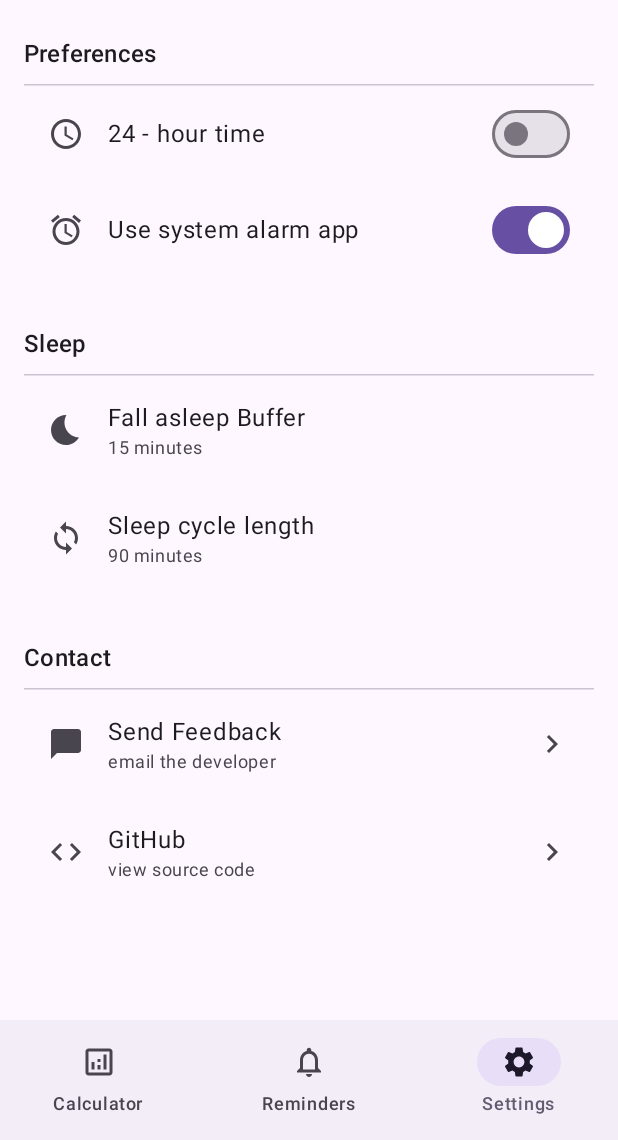
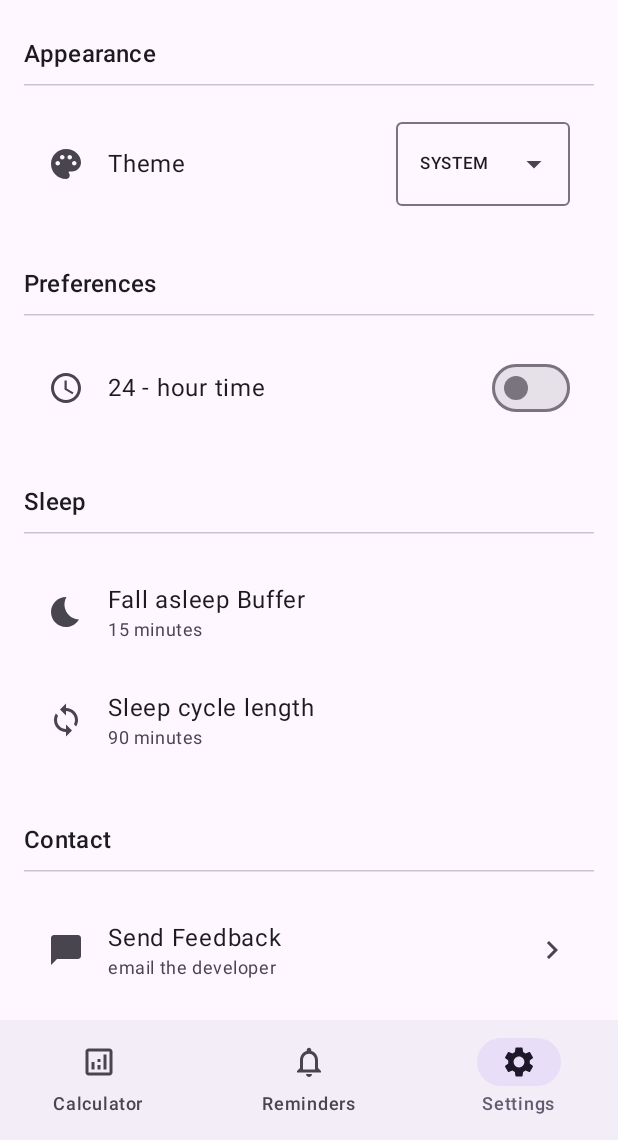
Before and after one commit to Collabroth/drowse, an Android app built with Jetpack Compose: the screen it shows after launch (MainActivity), item 3 of the bottom bar chosen, on a phone screen of 412 x 824 dp, the part 96-1236 px from its top. Run offline under Robolectric (Android 15) with nearby library versions, the phone set to English and light mode, and no system bars; our stand-ins replace Dagger/Hilt's generated code, Room's generated code.

Commit message:
add drop down option for picking theme in settings screen

```diff
--- a/app/build.gradle.kts
+++ b/app/build.gradle.kts
@@ -22,7 +22,7 @@ android {
     }
 
     ksp {
-            arg("room.schemaLocation", "$projectDir/schemas")
+        arg("room.schemaLocation", "$projectDir/schemas")
     }
 
     buildTypes {
--- a/app/src/main/java/com/codebroth/drowse/core/data/local/UserPreferencesRepository.kt
+++ b/app/src/main/java/com/codebroth/drowse/core/data/local/UserPreferencesRepository.kt
@@ -25,24 +25,11 @@ import androidx.datastore.preferences.core.booleanPreferencesKey
 import androidx.datastore.preferences.core.edit
 import androidx.datastore.preferences.core.emptyPreferences
 import androidx.datastore.preferences.core.intPreferencesKey
+import com.codebroth.drowse.core.domain.model.ThemePreference
+import com.codebroth.drowse.core.domain.model.UserPreferences
 import kotlinx.coroutines.flow.Flow
 import kotlinx.coroutines.flow.catch
 import kotlinx.coroutines.flow.map
-
-/**
- * Data class representing user preferences.
- *
- * @property is24HourFormat Whether to use 24-hour time format.
- * @property useAlarmClockApi Whether to use the Alarm Clock API.
- * @property fallAsleepBuffer The buffer time in minutes before sleep.
- * @property sleepCycleLengthMinutes The length of a sleep cycle in minutes.
- */
-data class UserPreferences(
-    val is24HourFormat: Boolean = false,
-    val useAlarmClockApi: Boolean = false,
-    val fallAsleepBuffer: Int = 15,
-    val sleepCycleLengthMinutes: Int = 90,
-)
 
 /**
  * Repository for managing user preferences using DataStore.
@@ -50,7 +37,6 @@ data class UserPreferences(
 class UserPreferencesRepository(
     private val dataStore: DataStore<Preferences>
 ) {
-
     val userPreferencesFlow: Flow<UserPreferences> = dataStore.data
         .catch {
             if (it is IOException) {
@@ -66,8 +52,20 @@ class UserPreferencesRepository(
                 useAlarmClockApi = preferences[USE_ALARM_CLOCK_API] != false,
                 fallAsleepBuffer = preferences[FALL_ASLEEP_BUFFER] ?: 15,
                 sleepCycleLengthMinutes = preferences[SLEEP_CYCLE_LENGTH_MINUTES] ?: 90,
+                themePreference = preferences[THEME_PREFERENCE] ?: ThemePreference.SYSTEM.ordinal
             )
         }
+
+    /**
+     * Sets the user's preferred theme preference.
+     * @param themePreference The user's preferred theme.
+     * 0 for system default, 1 for light theme, 2 for dark theme.
+     */
+    suspend fun setThemePreference(themePreference: Int) {
+        dataStore.edit { preferences ->
+            preferences[THEME_PREFERENCE] = themePreference
+        }
+    }
 
     suspend fun set24HourFormat(enabled: Boolean) {
         dataStore.edit { preferences ->
@@ -94,6 +92,7 @@ class UserPreferencesRepository(
     }
 
     private companion object {
+        val THEME_PREFERENCE = intPreferencesKey("theme_preference")
         val IS_24_HOUR_FORMAT = booleanPreferencesKey("is_24_hour_format")
         val USE_ALARM_CLOCK_API = booleanPreferencesKey("use_alarm_clock_api")
         val FALL_ASLEEP_BUFFER = intPreferencesKey("fall_asleep_buffer")
--- /dev/null
+++ b/app/src/main/java/com/codebroth/drowse/core/domain/model/ThemePreference.kt
@@ -0,0 +1,38 @@
+/*
+ *
+ *    Copyright 2025 Jayman Rana
+ *
+ *    Licensed under the Apache License, Version 2.0 (the "License");
+ *    you may not use this file except in compliance with the License.
+ *    You may obtain a copy of the License at
+ *
+ *        http://www.apache.org/licenses/LICENSE-2.0
+ *
+ *    Unless required by applicable law or agreed to in writing, software
+ *    distributed under the License is distributed on an "AS IS" BASIS,
+ *    WITHOUT WARRANTIES OR CONDITIONS OF ANY KIND, either express or implied.
+ *    See the License for the specific language governing permissions and
+ *    limitations under the License.
+ */
+
+package com.codebroth.drowse.core.domain.model
+
+/**
+ * Enum class representing the user's theme preference.
+ */
+enum class ThemePreference(val value: Int) {
+    /**
+     * System default theme.
+     */
+    SYSTEM(0),
+
+    /**
+     * Light theme.
+     */
+    LIGHT(1),
+
+    /**
+     * Dark theme.
+     */
+    DARK(2),
+}
--- /dev/null
+++ b/app/src/main/java/com/codebroth/drowse/core/domain/model/UserPreferences.kt
@@ -0,0 +1,44 @@
+/*
+ *
+ *    Copyright 2025 Jayman Rana
+ *
+ *    Licensed under the Apache License, Version 2.0 (the "License");
+ *    you may not use this file except in compliance with the License.
+ *    You may obtain a copy of the License at
+ *
+ *        http://www.apache.org/licenses/LICENSE-2.0
+ *
+ *    Unless required by applicable law or agreed to in writing, software
+ *    distributed under the License is distributed on an "AS IS" BASIS,
+ *    WITHOUT WARRANTIES OR CONDITIONS OF ANY KIND, either express or implied.
+ *    See the License for the specific language governing permissions and
+ *    limitations under the License.
+ */
+
+package com.codebroth.drowse.core.domain.model
+
+/**
+ * Data class representing user preferences.
+ *
+ * @property is24HourFormat Whether to use 24-hour time format.
+ * @property useAlarmClockApi Whether to use the Alarm Clock API.
+ * @property fallAsleepBuffer The buffer time in minutes before sleep.
+ * @property sleepCycleLengthMinutes The length of a sleep cycle in minutes.
+ */
+data class UserPreferences(
+    val themePreference: Int,
+    val is24HourFormat: Boolean,
+    val useAlarmClockApi: Boolean,
+    val fallAsleepBuffer: Int,
+    val sleepCycleLengthMinutes: Int,
+) {
+    companion object {
+        val DEFAULT = UserPreferences(
+            themePreference = 0,
+            is24HourFormat = false,
+            useAlarmClockApi = true,
+            fallAsleepBuffer = 15,
+            sleepCycleLengthMinutes = 90,
+        )
+    }
+}
--- a/app/src/main/java/com/codebroth/drowse/core/ui/component/appbar/BottomBar.kt
+++ b/app/src/main/java/com/codebroth/drowse/core/ui/component/appbar/BottomBar.kt
@@ -41,7 +41,7 @@ import androidx.navigation.NavGraph.Companion.findStartDestination
 import androidx.navigation.NavHostController
 import androidx.navigation.compose.currentBackStackEntryAsState
 import com.codebroth.drowse.R
-import com.codebroth.drowse.core.data.local.UserPreferences
+import com.codebroth.drowse.core.domain.model.UserPreferences
 import com.codebroth.drowse.core.ui.navigation.AppDestination
 import com.codebroth.drowse.core.ui.navigation.AppDestination.Alarms
 import com.codebroth.drowse.core.ui.navigation.AppDestination.Calculator
@@ -83,7 +83,7 @@ fun BottomBar(
     userPreferencesFlow: Flow<UserPreferences>,
     modifier: Modifier = Modifier,
 ) {
-    val userPreferences by userPreferencesFlow.collectAsState(initial = UserPreferences())
+    val userPreferences by userPreferencesFlow.collectAsState(initial = UserPreferences.DEFAULT)
 
     val navigationBarItems = if (userPreferences.useAlarmClockApi) {
         getNavbarItems().filterNot { it.destination is Alarms }
--- a/app/src/main/java/com/codebroth/drowse/settings/ui/SettingsScreen.kt
+++ b/app/src/main/java/com/codebroth/drowse/settings/ui/SettingsScreen.kt
@@ -24,12 +24,13 @@ import androidx.compose.foundation.layout.padding
 import androidx.compose.foundation.lazy.LazyColumn
 import androidx.compose.material.icons.Icons
 import androidx.compose.material.icons.filled.AccessTime
-import androidx.compose.material.icons.filled.Alarm
 import androidx.compose.material.icons.filled.Bedtime
 import androidx.compose.material.icons.filled.ChatBubble
 import androidx.compose.material.icons.filled.ChevronRight
 import androidx.compose.material.icons.filled.Code
 import androidx.compose.material.icons.filled.Loop
+import androidx.compose.material.icons.filled.Palette
+import androidx.compose.material3.ExperimentalMaterial3Api
 import androidx.compose.material3.Icon
 import androidx.compose.material3.Switch
 import androidx.compose.runtime.Composable
@@ -43,10 +44,12 @@ import androidx.compose.ui.res.dimensionResource
 import androidx.compose.ui.res.stringResource
 import androidx.hilt.navigation.compose.hiltViewModel
 import com.codebroth.drowse.R
+import com.codebroth.drowse.core.domain.model.ThemePreference
 import com.codebroth.drowse.settings.ui.component.PreferenceRow
 import com.codebroth.drowse.settings.ui.component.SettingsSection
 import com.codebroth.drowse.settings.ui.component.SleepBufferDialog
 import com.codebroth.drowse.settings.ui.component.SleepCycleLengthDialog
+import com.codebroth.drowse.settings.ui.component.ThemeDropDownMenu
 
 /**
  * Enum class to represent the active dialog in the settings screen.
@@ -62,6 +65,7 @@ private enum class ActiveDialog { Buffer, CycleLength }
  *
  * @param viewModel The ViewModel that provides the UI state and handles user interactions.
  */
+@OptIn(ExperimentalMaterial3Api::class)
 @Composable
 fun SettingsScreen(
     modifier: Modifier = Modifier,
@@ -79,6 +83,26 @@ fun SettingsScreen(
         contentPadding = PaddingValues(vertical = dimensionResource(R.dimen.padding_medium))
     ) {
         item {
+            SettingsSection(stringResource(R.string.title_appearance)) {
+                var isDropDownExpanded by rememberSaveable { mutableStateOf(false) }
+                var selectedTheme by rememberSaveable {
+                    mutableStateOf<ThemePreference>(ThemePreference.SYSTEM)
+                }
+                PreferenceRow(
+                    icon = Icons.Default.Palette,
+                    label = stringResource(R.string.label_theme),
+                    trailingContent = {
+                        ThemeDropDownMenu(
+                            selectedTheme = selectedTheme,
+                            isDropDownExpanded = isDropDownExpanded,
+                            onExpandedChanged = { isDropDownExpanded = it },
+                            onSelected = { selectedTheme = it }
+                        )
+                    }
+                )
+            }
+        }
+        item {
             SettingsSection(stringResource(R.string.title_preferences)) {
                 PreferenceRow(
                     icon = Icons.Default.AccessTime,
@@ -90,16 +114,17 @@ fun SettingsScreen(
                         )
                     },
                 )
-                PreferenceRow(
-                    icon = Icons.Default.Alarm,
-                    label = stringResource(R.string.label_use_system_alarm_app),
-                    trailingContent = {
-                        Switch(
-                            checked = uiState.useAlarmClockApi,
-                            onCheckedChange = viewModel::onToggleUseAlarmClockApi
-                        )
-                    }
-                )
+                // Not yet ready for production. Alarm feature is a work in progress.
+//                PreferenceRow(
+//                    icon = Icons.Default.Alarm,
+//                    label = stringResource(R.string.label_use_system_alarm_app),
+//                    trailingContent = {
+//                        Switch(
+//                            checked = uiState.useAlarmClockApi,
+//                            onCheckedChange = viewModel::onToggleUseAlarmClockApi
+//                        )
+//                    }
+//                )
             }
         }
         item {
--- a/app/src/main/java/com/codebroth/drowse/settings/ui/SettingsViewModel.kt
+++ b/app/src/main/java/com/codebroth/drowse/settings/ui/SettingsViewModel.kt
@@ -53,7 +53,8 @@ class SettingsViewModel @Inject constructor(
                 is24HourFormat = userPreferences.is24HourFormat,
                 useAlarmClockApi = userPreferences.useAlarmClockApi,
                 fallAsleepBuffer = userPreferences.fallAsleepBuffer,
-                sleepCycleLength = userPreferences.sleepCycleLengthMinutes
+                sleepCycleLength = userPreferences.sleepCycleLengthMinutes,
+                themePreference = userPreferences.themePreference,
             )
         }
             .stateIn(
@@ -61,6 +62,10 @@ class SettingsViewModel @Inject constructor(
                 started = SharingStarted.WhileSubscribed(5_000),
                 initialValue = _uiState.value
             )
+
+    fun onClickThemeDropDown() {
+
+    }
 
     fun onToggle24HourFormat(is24HourFormat: Boolean) = viewModelScope.launch {
         userPreferencesRepository.set24HourFormat(is24HourFormat)
@@ -93,4 +98,5 @@ data class SettingsUiState(
     val useAlarmClockApi: Boolean = false,
     val fallAsleepBuffer: Int = 15,
     val sleepCycleLength: Int = 90,
+    val themePreference: Int = 0,
 )
--- a/app/src/main/java/com/codebroth/drowse/settings/ui/component/SettingsSection.kt
+++ b/app/src/main/java/com/codebroth/drowse/settings/ui/component/SettingsSection.kt
@@ -19,6 +19,7 @@ package com.codebroth.drowse.settings.ui.component
 
 import androidx.compose.foundation.layout.Column
 import androidx.compose.foundation.layout.ColumnScope
+import androidx.compose.foundation.layout.Spacer
 import androidx.compose.foundation.layout.fillMaxWidth
 import androidx.compose.foundation.layout.padding
 import androidx.compose.material3.HorizontalDivider
@@ -48,6 +49,7 @@ fun SettingsSection(
             modifier = Modifier.padding(vertical = dimensionResource(R.dimen.padding_small))
         )
         HorizontalDivider(color = MaterialTheme.colorScheme.outlineVariant)
+        Spacer(Modifier.padding(dimensionResource(R.dimen.spacer_small)))
         Column {
             content()
         }
--- /dev/null
+++ b/app/src/main/java/com/codebroth/drowse/settings/ui/component/ThemeDropDownMenu.kt
@@ -0,0 +1,110 @@
+/*
+ *
+ *    Copyright 2025 Jayman Rana
+ *
+ *    Licensed under the Apache License, Version 2.0 (the "License");
+ *    you may not use this file except in compliance with the License.
+ *    You may obtain a copy of the License at
+ *
+ *        http://www.apache.org/licenses/LICENSE-2.0
+ *
+ *    Unless required by applicable law or agreed to in writing, software
+ *    distributed under the License is distributed on an "AS IS" BASIS,
+ *    WITHOUT WARRANTIES OR CONDITIONS OF ANY KIND, either express or implied.
+ *    See the License for the specific language governing permissions and
+ *    limitations under the License.
+ */
+
+package com.codebroth.drowse.settings.ui.component
+
+import androidx.compose.foundation.layout.widthIn
+import androidx.compose.foundation.layout.wrapContentWidth
+import androidx.compose.material3.DropdownMenuItem
+import androidx.compose.material3.ExperimentalMaterial3Api
+import androidx.compose.material3.ExposedDropdownMenuBox
+import androidx.compose.material3.ExposedDropdownMenuDefaults
+import androidx.compose.material3.MenuAnchorType
+import androidx.compose.material3.OutlinedTextField
+import androidx.compose.material3.Text
+import androidx.compose.runtime.Composable
+import androidx.compose.runtime.getValue
+import androidx.compose.runtime.mutableStateOf
+import androidx.compose.runtime.saveable.rememberSaveable
+import androidx.compose.runtime.setValue
+import androidx.compose.ui.Modifier
+import androidx.compose.ui.tooling.preview.Preview
+import androidx.compose.ui.unit.dp
+import com.codebroth.drowse.core.domain.model.ThemePreference
+import com.codebroth.drowse.core.ui.theme.DrowseTheme
+
+@Composable
+@OptIn(ExperimentalMaterial3Api::class)
+fun ThemeDropDownMenu(
+    selectedTheme: ThemePreference,
+    isDropDownExpanded: Boolean,
+    onExpandedChanged: (Boolean) -> Unit,
+    onSelected: (ThemePreference) -> Unit,
+    modifier: Modifier = Modifier,
+) {
+    ExposedDropdownMenuBox(
+        expanded = isDropDownExpanded,
+        onExpandedChange = onExpandedChanged,
+        modifier = modifier.wrapContentWidth(),
+    ) {
+        OutlinedTextField(
+            modifier = Modifier
+                .menuAnchor(MenuAnchorType.PrimaryNotEditable)
+                .widthIn(max = 116.dp)
+                .wrapContentWidth(),
+            value = selectedTheme.name,
+            onValueChange = {},
+            readOnly = true,
+            trailingIcon = {
+                ExposedDropdownMenuDefaults.TrailingIcon(expanded = isDropDownExpanded)
+            },
+            colors = ExposedDropdownMenuDefaults.outlinedTextFieldColors(),
+        )
+        ExposedDropdownMenu(
+            expanded = isDropDownExpanded,
+            onDismissRequest = { onExpandedChanged(!isDropDownExpanded) }
+        ) {
+            ThemePreference.entries.forEach { theme ->
+                DropdownMenuItem(
+                    text = { Text(theme.name) },
+                    onClick = {
+                        onSelected(theme)
+                        onExpandedChanged(!isDropDownExpanded)
+                    }
+                )
+            }
+        }
+    }
+}
+
+@Preview
+@Composable
+fun ThemeDropDownMenuPreview() {
+    var isDropDownExpanded by rememberSaveable { mutableStateOf(false) }
+    DrowseTheme {
+        ThemeDropDownMenu(
+            isDropDownExpanded = true,
+            selectedTheme = ThemePreference.SYSTEM,
+            onSelected = {},
+            onExpandedChanged = { isDropDownExpanded = !isDropDownExpanded }
+        )
+    }
+}
+
+@Preview
+@Composable
+fun ThemeDropDownMenuDarkThemePreview() {
+    var isDropDownExpanded by rememberSaveable { mutableStateOf(false) }
+    DrowseTheme(darkTheme = true) {
+        ThemeDropDownMenu(
+            isDropDownExpanded = true,
+            selectedTheme = ThemePreference.SYSTEM,
+            onSelected = { },
+            onExpandedChanged = { isDropDownExpanded = !isDropDownExpanded }
+        )
+    }
+}
--- a/app/src/main/res/values/strings.xml
+++ b/app/src/main/res/values/strings.xml
@@ -76,4 +76,6 @@
     <string name="alarm_icon_content_description">Alarm Icon</string>
     <string name="action_dismiss">Dismiss</string>
     <string name="action_snooze">Snooze</string>
+    <string name="title_appearance">Appearance</string>
+    <string name="label_theme">Theme</string>
 </resources>
```
Also changed, not shown: app/src/main/java/com/codebroth/drowse/core/domain/util/UserPreferences.kt (added, +18 -0 lines).
